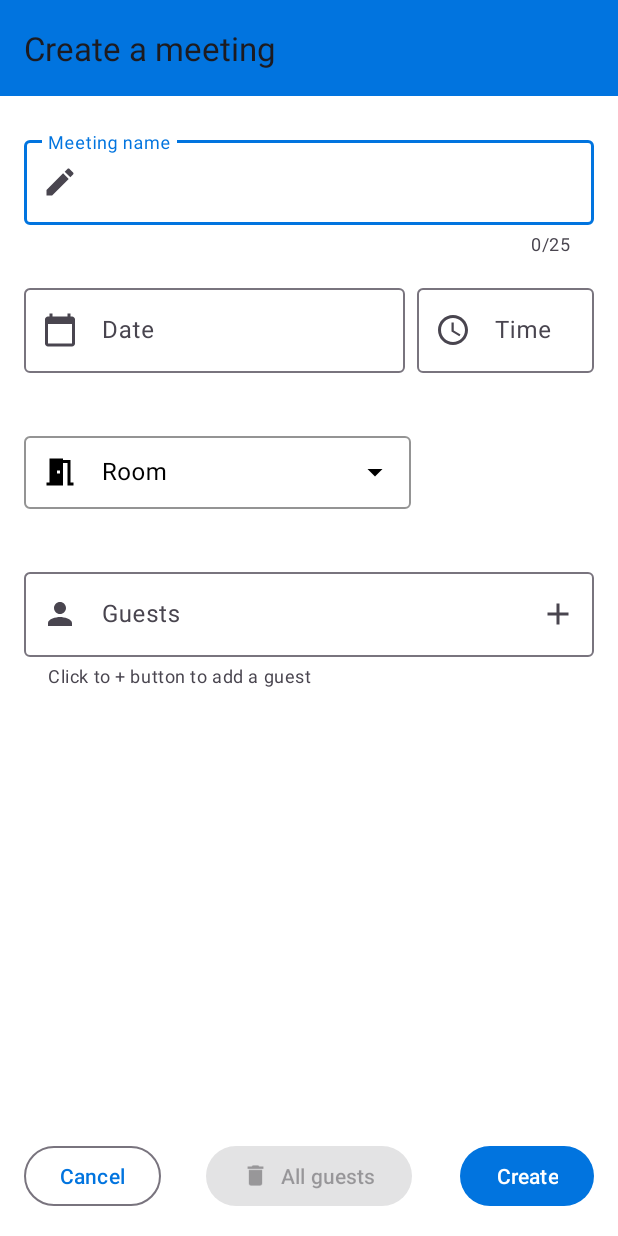
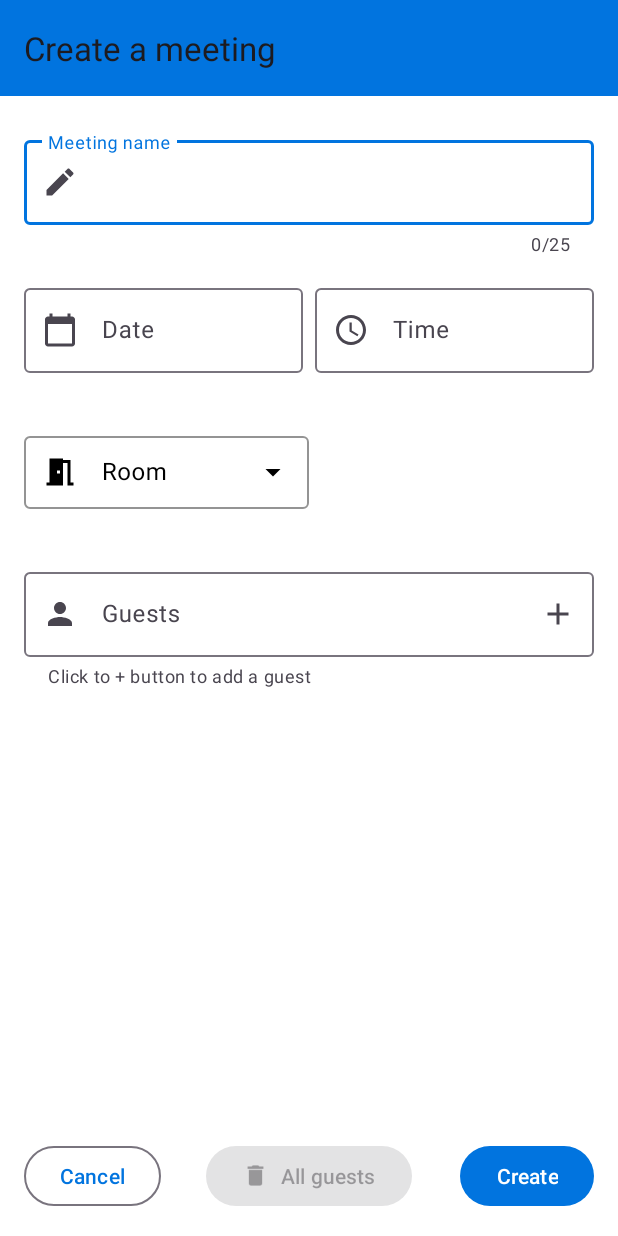
Before and after one commit to MarieM512/OC_Projet4, an Android app: the AddMeetingActivity screen opened directly, with no data from a screen before it, on a phone screen of 412 x 824 dp. Run offline under Robolectric (Android 15) with nearby library versions, the phone set to English and light mode, and no system bars.

Commit message:
Fix display meeting

```diff
--- a/app/src/main/res/layout/activity_add_meeting.xml
+++ b/app/src/main/res/layout/activity_add_meeting.xml
@@ -27,27 +27,22 @@
         app:layout_constraintLeft_toLeftOf="parent"
         app:layout_constraintRight_toRightOf="parent">
 
-
-    <com.google.android.material.circularreveal.CircularRevealGridLayout
-        android:id="@+id/gridLayout"
-        android:layout_width="match_parent"
-        android:layout_height="0dp"
-        android:layout_margin="16dp"
-        android:columnCount="2"
-        android:rowCount="5">
+        <androidx.constraintlayout.widget.ConstraintLayout
+            android:layout_width="match_parent"
+            android:layout_height="match_parent"
+            android:padding="16dp">
 
         <com.google.android.material.textfield.TextInputLayout
             android:contentDescription="@string/meeting_name"
             android:id="@+id/layout_name"
             app:endIconMode="clear_text"
             app:errorEnabled="true"
-            android:layout_width="wrap_content"
+            android:layout_width="0dp"
             android:layout_height="wrap_content"
             app:startIconDrawable="@drawable/ic_baseline_create_24"
-            android:layout_row="0"
-            android:layout_column="0"
-            android:layout_columnSpan="2"
-            android:layout_columnWeight="2"
+            app:layout_constraintTop_toTopOf="parent"
+            app:layout_constraintStart_toStartOf="parent"
+            app:layout_constraintEnd_toEndOf="parent"
             app:counterMaxLength="25"
             app:counterEnabled="true"
             android:paddingVertical="8dp">
@@ -67,12 +62,12 @@
             android:contentDescription="@string/date"
             android:id="@+id/layout_date"
             app:errorEnabled="true"
-            android:layout_width="wrap_content"
+            android:layout_width="0dp"
             android:layout_height="wrap_content"
             app:startIconDrawable="@drawable/ic_baseline_calendar_today_24"
-            android:layout_row="1"
-            android:layout_column="0"
-            android:layout_columnWeight="2"
+            app:layout_constraintTop_toBottomOf="@id/layout_name"
+            app:layout_constraintStart_toStartOf="parent"
+            app:layout_constraintEnd_toStartOf="@id/layout_time"
             android:layout_marginEnd="4dp"
             android:paddingVertical="8dp">
 
@@ -90,12 +85,12 @@
             android:contentDescription="@string/time"
             android:id="@+id/layout_time"
             app:errorEnabled="true"
-            android:layout_width="wrap_content"
+            android:layout_width="0dp"
             android:layout_height="wrap_content"
             app:startIconDrawable="@drawable/ic_baseline_access_time_24"
-            android:layout_row="1"
-            android:layout_column="1"
-            android:layout_columnWeight="1"
+            app:layout_constraintTop_toBottomOf="@id/layout_name"
+            app:layout_constraintEnd_toEndOf="parent"
+            app:layout_constraintStart_toEndOf="@id/layout_date"
             android:layout_marginStart="4dp"
             android:paddingVertical="8dp">
 
@@ -116,15 +111,15 @@
             android:textColorHint="@color/black"
             app:boxStrokeColor="@color/black"
             style="@style/Widget.MaterialComponents.TextInputLayout.OutlinedBox.Dense.ExposedDropdownMenu"
-            android:layout_width="wrap_content"
+            android:layout_width="0dp"
             android:layout_height="wrap_content"
             app:endIconTint="@color/black"
             app:startIconDrawable="@drawable/ic_baseline_meeting_room_24"
             app:startIconTint="@color/black"
-            android:layout_row="2"
-            android:layout_column="0"
-            android:layout_columnWeight="2"
-            android:layout_gravity="center_vertical"
+            app:layout_constraintTop_toBottomOf="@id/layout_date"
+            app:layout_constraintStart_toStartOf="parent"
+            app:layout_constraintEnd_toStartOf="@id/iv_room"
+            app:layout_gravity="center_vertical"
             android:paddingVertical="8dp">
 
             <com.google.android.material.textfield.MaterialAutoCompleteTextView
@@ -139,19 +134,19 @@
 
         <ImageView
             android:id="@+id/iv_room"
-            android:layout_width="wrap_content"
+            android:layout_width="0dp"
             android:layout_height="wrap_content"
             android:contentDescription="@string/icon_s_room"
-            android:layout_row="2"
-            android:layout_column="1"
-            android:layout_columnWeight="1"
+            app:layout_constraintTop_toBottomOf="@id/layout_time"
+            app:layout_constraintEnd_toEndOf="parent"
+            app:layout_constraintStart_toEndOf="@id/layout_room"
             android:paddingVertical="8dp"/>
 
         <com.google.android.material.textfield.TextInputLayout
             android:contentDescription="@string/guests"
             android:id="@+id/layout_guests"
             app:errorEnabled="true"
-            android:layout_width="wrap_content"
+            android:layout_width="0dp"
             android:layout_height="wrap_content"
             app:startIconDrawable="@drawable/ic_baseline_person_24"
             app:endIconMode="custom"
@@ -160,10 +155,9 @@
             app:endIconContentDescription="@string/clear_all_filter"
             app:helperTextEnabled="true"
             app:helperText="Click to + button to add a guest"
-            android:layout_row="3"
-            android:layout_column="0"
-            android:layout_columnSpan="2"
-            android:layout_columnWeight="2"
+            app:layout_constraintTop_toBottomOf="@id/layout_room"
+            app:layout_constraintStart_toStartOf="parent"
+            app:layout_constraintEnd_toEndOf="parent"
             android:paddingVertical="8dp">
 
             <com.google.android.material.textfield.TextInputEditText
@@ -178,16 +172,15 @@
         <com.google.android.material.textview.MaterialTextView
             android:contentDescription="@string/participants_of_the_meeting"
             android:id="@+id/tvGuests"
-            android:layout_width="wrap_content"
+            android:layout_width="0dp"
             android:layout_height="wrap_content"
             android:layout_margin="16dp"
             android:textSize="18sp"
-            android:layout_row="4"
-            android:layout_column="0"
-            android:layout_columnSpan="2"
-            android:layout_columnWeight="2"/>
+            app:layout_constraintTop_toBottomOf="@id/layout_guests"
+            app:layout_constraintStart_toStartOf="parent"
+            app:layout_constraintEnd_toEndOf="parent" />
 
-    </com.google.android.material.circularreveal.CircularRevealGridLayout>
+        </androidx.constraintlayout.widget.ConstraintLayout>
     </androidx.core.widget.NestedScrollView>
 
     <com.google.android.material.button.MaterialButton
```
